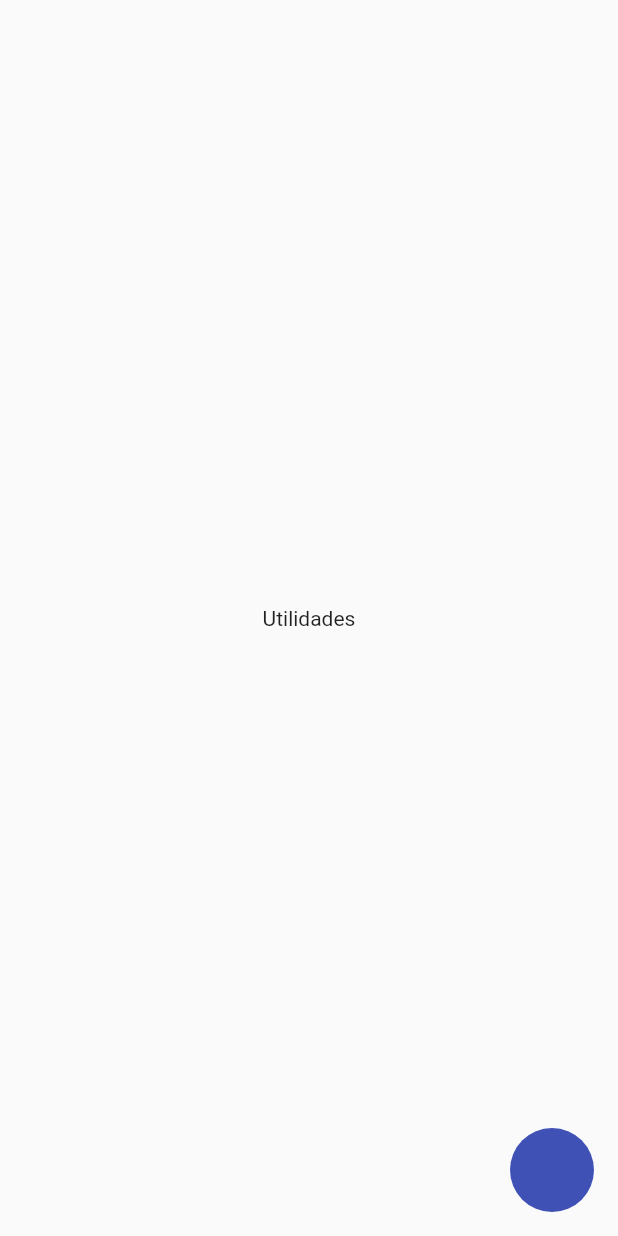
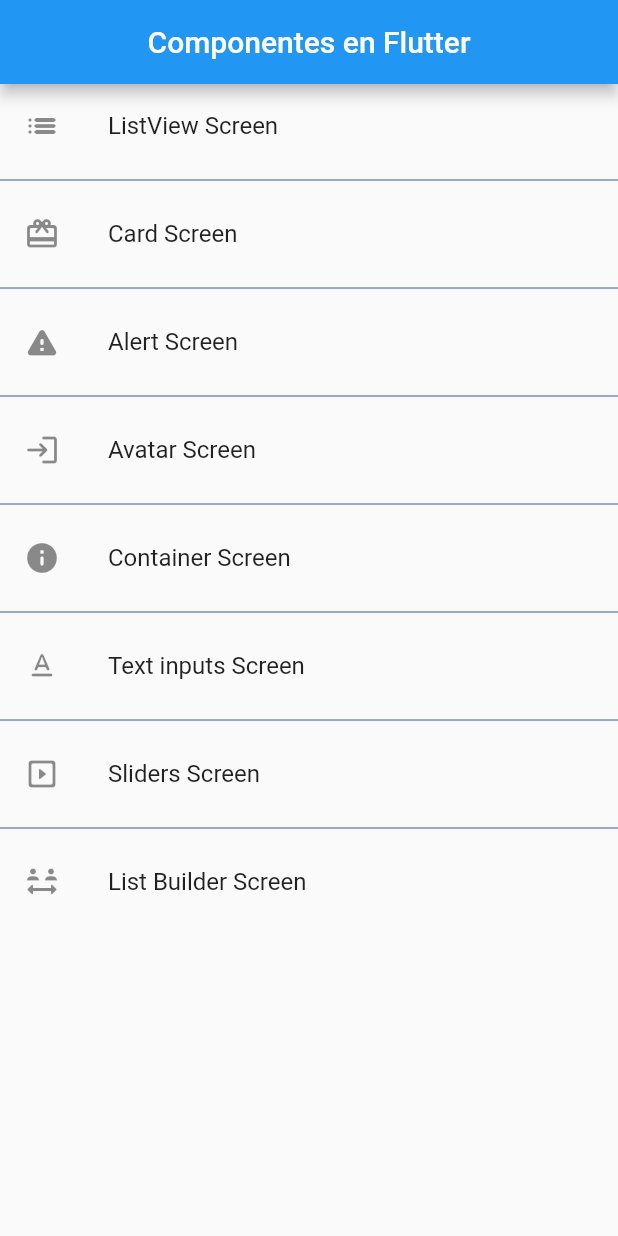
Before and after one commit to ecardonam1/flutter-app-utilidades, a Flutter app: the screen it shows after launch, on a phone screen of 412 x 824 dp. Run offline on Flutter 3.47's test engine with Material 2 defaults, Android fonts, the light colour scheme and no system bars.

Commit message:
home_screen.dart: added Components Options

```diff
--- a/lib/screens/home_screen.dart
+++ b/lib/screens/home_screen.dart
@@ -5,12 +5,46 @@ class HomeScreen extends StatelessWidget {
 
   @override
   Widget build(BuildContext context) {
+    final List<String> titulosComponentes = [
+      'ListView Screen',
+      'Card Screen',
+      'Alert Screen',
+      'Avatar Screen',
+      'Container Screen',
+      'Text inputs Screen',
+      'Sliders Screen',
+      'List Builder Screen'
+    ];
+
+    final List<IconData> iconos = [
+      Icons.list_rounded,
+      Icons.card_giftcard_rounded,
+      Icons.warning_rounded,
+      Icons.login_rounded,
+      Icons.info_rounded,
+      Icons.text_format_rounded,
+      Icons.slideshow_rounded,
+      Icons.social_distance_rounded
+    ];
+
     return Scaffold(
-      floatingActionButton: FloatingActionButton(
-          onPressed: () {}, elevation: 0, backgroundColor: Colors.indigo),
-      body: const Center(
-        child: Text('Utilidades'),
-      ),
-    );
+        appBar: AppBar(
+          title: const Text('Componentes en Flutter'),
+          centerTitle: true,
+        ),
+        body: ListView.separated(
+          separatorBuilder: (context, index) {
+            return const Divider(
+              color: Colors.indigo,
+            );
+          },
+          itemCount: titulosComponentes.length,
+          itemBuilder: (context, index) {
+            return ListTile(
+              leading: Icon(iconos[index]),
+              title: Text(titulosComponentes[index]),
+            );
+          },
+        ));
   }
 }
```
